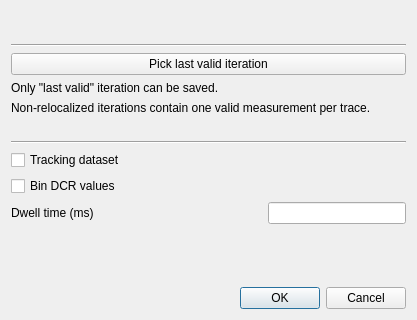
First picture: the form in pyminflux/ui/importer.ui, repository bsse-scf/pyMINFLUX, before the edit; both pictures show x 0 to 417 and y 493 to 813 of the 417 by 813 pixel window.
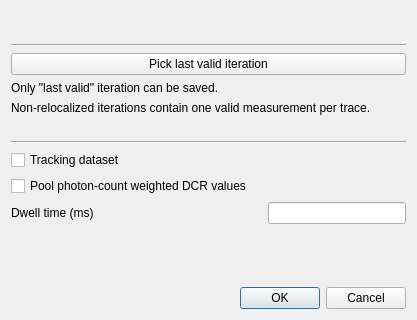
Second picture: the form after the edit.

Commit message: Change wording from binning to pooling DCR values.

Diff of the .ui file:
```diff
--- a/pyminflux/ui/importer.ui
+++ b/pyminflux/ui/importer.ui
@@ -1221,10 +1221,10 @@
      </property>
     </widget>
    </item>
-   <item row="26" column="0">
-    <widget class="QCheckBox" name="cbBinDCR">
+   <item row="26" column="0" colspan="3">
+    <widget class="QCheckBox" name="cbPoolDCR">
      <property name="text">
-      <string>Bin DCR values</string>
+      <string>Pool photon-count weighted DCR values</string>
      </property>
     </widget>
    </item>
```
The commit also changes 9 other files.
